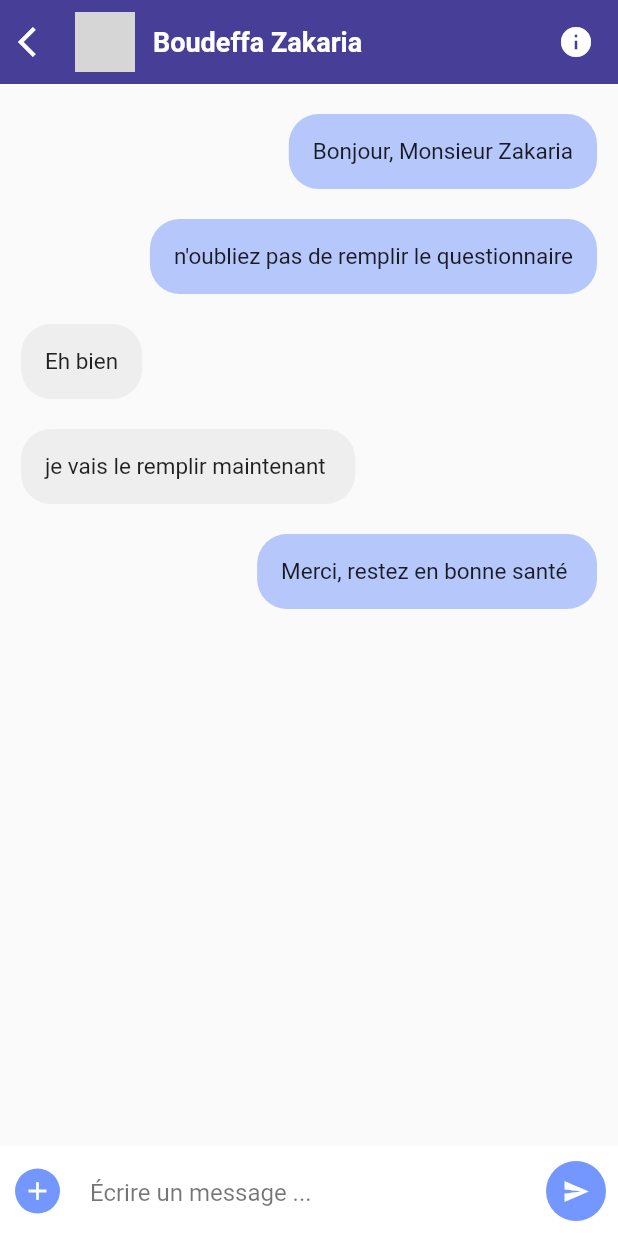
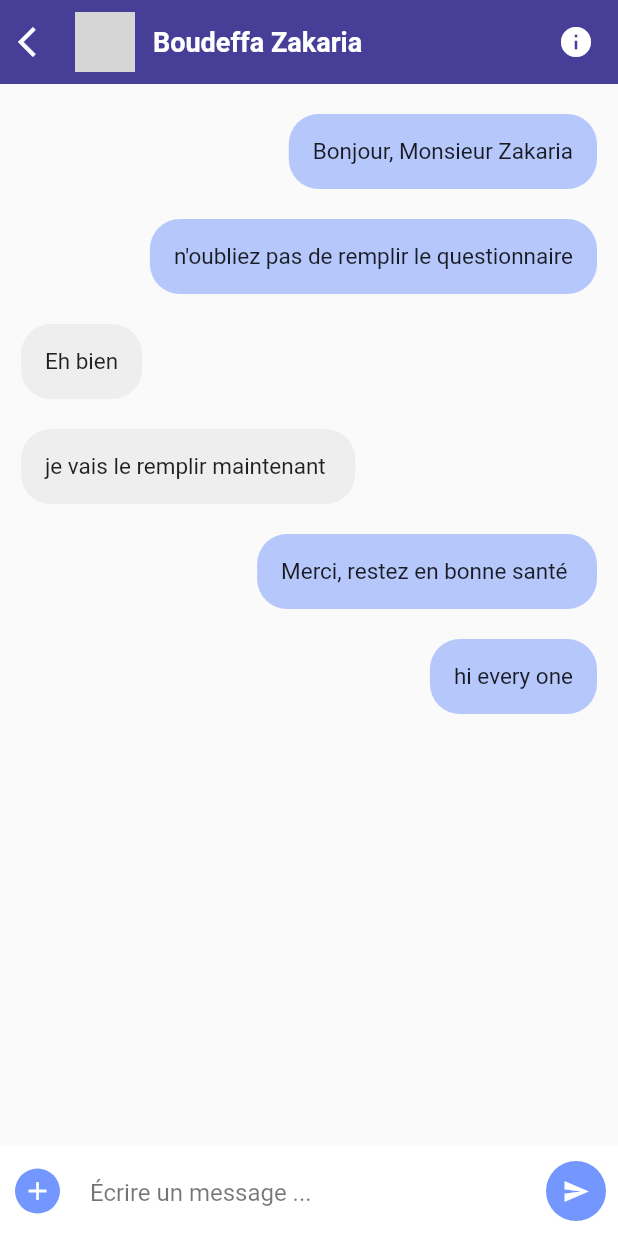
Before and after one commit to abdesselam-benameur/TeleCovid-SOLIS, a Flutter app: the ContactPage screen opened directly, after a tap on "Boudeffa Zakaria", on a phone screen of 412 x 824 dp. Run offline on Flutter 3.47's test engine with Material 2 defaults, Android fonts, the phone set to English and light mode, and no system bars; our stand-ins replace bubble_tab_indicator, curved_navigation_bar, fl_chart, font_awesome_flutter, google_fonts; grey boxes are pictures that could not be loaded.

Commit message:
modify message.dart , messageModel.dart

```diff
--- a/lib/Messeges/message.dart
+++ b/lib/Messeges/message.dart
@@ -17,11 +17,41 @@ class _ChatPageState extends State<ChatPage> {
   final primary = Color.fromARGB(255, 71, 63, 151);
   final secondary = Color.fromARGB(100, 77, 121, 255);
   final third = Color.fromARGB(255, 255, 77, 88);
+  final TextEditingController _text = new TextEditingController();
+  ScrollController scrollController = ScrollController();
 
-  _ChatPageState({Key? key, required this.index, required this.user}) {}
+  _ChatPageState({Key? key, required this.index, required this.user});
+
   @override
   Widget build(BuildContext context) {
     var messages = Users().getUser(index).messages;
+    messages.add(ChatMessage(
+        messageContent: "hi every one",
+        messageType: "Sender",
+        time: TimeOfDay.now().toString()));
+    callback() {
+      setState(() {
+        _text.addListener(() {
+          if (_text.text.isEmpty) {
+          } else {
+            setState(() {
+              ChatMessage value = ChatMessage(
+                  messageContent: _text.text,
+                  messageType: "Sender",
+                  time: TimeOfDay.now().toString());
+              messages.add(value);
+              //_text.clear();
+              scrollController.animateTo(
+                scrollController.position.maxScrollExtent,
+                curve: Curves.easeOut,
+                duration: const Duration(milliseconds: 300),
+              );
+            });
+          }
+        });
+      });
+    }
+
     return Scaffold(
       appBar: AppBar(
         elevation: 0,
@@ -86,12 +116,64 @@ class _ChatPageState extends State<ChatPage> {
                 height: MediaQuery.of(context).size.height - 150,
                 width: double.infinity,
                 child: ListView.builder(
+                    controller: scrollController,
                     itemCount: messages.length,
                     shrinkWrap: true,
                     padding: EdgeInsets.only(top: 10, bottom: 10),
                     physics: NeverScrollableScrollPhysics(),
                     itemBuilder: (context, index) {
-                      return Container(
+                      return
+                          // Column(children: [
+                          Container(
+                              padding: EdgeInsets.only(
+                                  left: 14, right: 14, top: 10, bottom: 10),
+                              child: Align(
+                                alignment:
+                                    (messages[index].messageType == "receiver"
+                                        ? Alignment.topLeft
+                                        : Alignment.topRight),
+                                child: Container(
+                                  decoration: BoxDecoration(
+                                    borderRadius: BorderRadius.circular(20),
+                                    color: (messages[index].messageType ==
+                                            "receiver"
+                                        ? Colors.grey.shade200
+                                        : secondary),
+                                  ),
+                                  padding: EdgeInsets.all(16),
+                                  child: Text(
+                                    messages[index].messageContent,
+                                    style: TextStyle(fontSize: 15),
+                                  ),
+                                ),
+                              ));
+                      /*  newMessage
+                              ? Container(
+                                  padding: EdgeInsets.only(
+                                      left: 14, right: 14, top: 10, bottom: 10),
+                                  child: Align(
+                                    alignment: (messages[index].messageType ==
+                                            "receiver"
+                                        ? Alignment.topLeft
+                                        : Alignment.topRight),
+                                    child: Container(
+                                      decoration: BoxDecoration(
+                                        borderRadius: BorderRadius.circular(20),
+                                        color: (messages[index].messageType ==
+                                                "receiver"
+                                            ? Colors.grey.shade200
+                                            : secondary),
+                                      ),
+                                      padding: EdgeInsets.all(16),
+                                      child: Text(
+                                        messages[index].messageContent,
+                                        style: TextStyle(fontSize: 15),
+                                      ),
+                                    ),
+                                  ))
+                              : Container(),*/
+                      // ]);
+                      /*Container(
                           padding: EdgeInsets.only(
                               left: 14, right: 14, top: 10, bottom: 10),
                           child: Align(
@@ -113,7 +195,7 @@ class _ChatPageState extends State<ChatPage> {
                                 style: TextStyle(fontSize: 15),
                               ),
                             ),
-                          ));
+                          ));*/
                     }),
               ),
             ),
@@ -148,17 +230,18 @@ class _ChatPageState extends State<ChatPage> {
                     ),
                     Expanded(
                       child: TextField(
-                        decoration: InputDecoration(
-                            hintText: "Écrire un message ...",
-                            hintStyle: TextStyle(color: Colors.black54),
-                            border: InputBorder.none),
-                      ),
+                          controller: _text,
+                          onSubmitted: (value) => callback(),
+                          decoration: InputDecoration(
+                              hintText: "Écrire un message ...",
+                              hintStyle: TextStyle(color: Colors.black54),
+                              border: InputBorder.none)),
                     ),
                     SizedBox(
                       width: 15,
                     ),
                     FloatingActionButton(
-                      onPressed: () {},
+                      onPressed: callback,
                       child: Icon(
                         Icons.send,
                         color: Colors.white,
@@ -174,101 +257,6 @@ class _ChatPageState extends State<ChatPage> {
           ],
         ),
       ),
-
-      /* body: Stack(
-        children: <Widget>[
-          SingleChildScrollView(
-            child: Container(
-              padding: EdgeInsets.only(top: 145, right: 20, left: 20),
-              height: MediaQuery.of(context).size.height,
-              width: double.infinity,
-              child: ListView.builder(
-                itemCount: messages.length,
-                shrinkWrap: true,
-                padding: EdgeInsets.only(top: 10, bottom: 10),
-                physics: NeverScrollableScrollPhysics(),
-                itemBuilder: (context, index) {
-                  return Container(
-                    padding: EdgeInsets.only(
-                        left: 14, right: 14, top: 10, bottom: 10),
-                    child: Align(
-                      alignment: (messages[index].messageType == "receiver"
-                          ? Alignment.topLeft
-                          : Alignment.topRight),
-                      child: Container(
-                        decoration: BoxDecoration(
-                          borderRadius: BorderRadius.circular(20),
-                          color: (messages[index].messageType == "receiver"
-                              ? Colors.grey.shade200
-                              : Colors.blue[200]),
-                        ),
-                        padding: EdgeInsets.all(16),
-                        child: Text(
-                          messages[index].messageContent,
-                          style: TextStyle(fontSize: 15),
-                        ),
-                      ),
-                    ),
-                  );
-                },
-              ),
-            ),
-          ),
-          /*  Align(
-            alignment: Alignment.bottomLeft,
-            child: Container(
-              padding: EdgeInsets.only(left: 10, bottom: 10, top: 10),
-              height: 60,
-              width: double.infinity,
-              color: Colors.white,
-              child: Row(
-                children: <Widget>[
-                  GestureDetector(
-                    onTap: () {},
-                    child: Container(
-                      height: 30,
-                      width: 30,
-                      decoration: BoxDecoration(
-                        color: Colors.lightBlue,
-                        borderRadius: BorderRadius.circular(30),
-                      ),
-                      child: Icon(
-                        Icons.add,
-                        color: Colors.white,
-                        size: 20,
-                      ),
-                    ),
-                  ),
-                  SizedBox(
-                    width: 15,
-                  ),
-                  Expanded(
-                    child: TextField(
-                      decoration: InputDecoration(
-                          hintText: "Write message...",
-                          hintStyle: TextStyle(color: Colors.black54),
-                          border: InputBorder.none),
-                    ),
-                  ),
-                  SizedBox(
-                    width: 15,
-                  ),
-                  FloatingActionButton(
-                    onPressed: () {},
-                    child: Icon(
-                      Icons.send,
-                      color: Colors.white,
-                      size: 18,
-                    ),
-                    backgroundColor: Colors.blue,
-                    elevation: 0,
-                  ),
-                ],
-              ),
-            ),
-          ),*/
-        ],
-      ),*/
     );
   }
 }
--- a/lib/Model/userModel.dart
+++ b/lib/Model/userModel.dart
@@ -31,7 +31,7 @@ class Users {
     ChatUsers(
         name: "Boudeffa Zakaria",
         messageText: "Moi:Merci, restez...",
-        imageURL: "images/zakaria.jpeg",
+        imageURL: "assets/images/zakaria.jpeg",
         time: "hier",
         messages: [
           ChatMessage(
@@ -56,7 +56,7 @@ class Users {
     ChatUsers(
         name: "Amel Beldjilali",
         messageText: "je vais envoyer ...",
-        imageURL: "images/Amel.jpeg",
+        imageURL: "assets/images/Amel.jpeg",
         time: "31 Mar",
         messages: [
           ChatMessage(
@@ -81,7 +81,7 @@ class Users {
     ChatUsers(
         name: "KORBAA Hamza",
         messageText: "Pardon ",
-        imageURL: "images/hamza.jpeg",
+        imageURL: "assets/images/hamza.jpeg",
         time: "28 Mar",
         messages: [
           ChatMessage(
@@ -106,7 +106,7 @@ class Users {
     ChatUsers(
         name: "Ayoub Titoun",
         messageText: "La douleur est partie ",
-        imageURL: "images/ayoub.jpeg",
+        imageURL: "assets/images/ayoub.jpeg",
         time: "23 Mar",
         messages: [
           ChatMessage(
```
Also changed, not shown: pubspec.lock.
